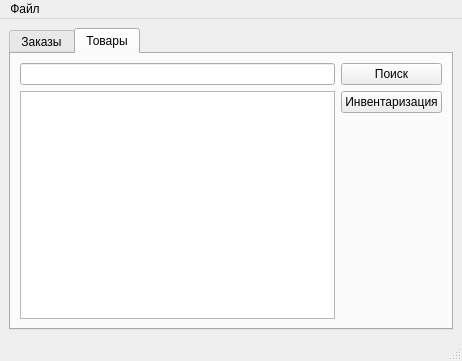
The window that mainwindowwarehouse.ui (MukizuL/Retail-Sale-App) describes before a commit, drawn with Qt 5.
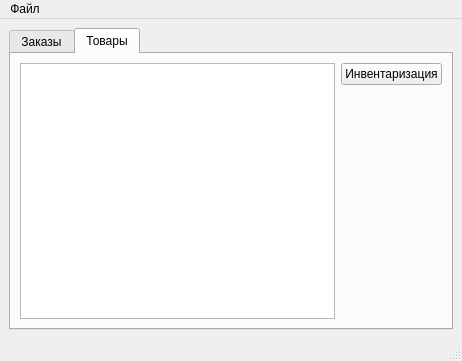
The same window after the commit. The open tabs and pages were chosen to show the change.

Commit message: Not implementing search

What changed in the file:
```diff
--- a/mainwindowwarehouse.ui
+++ b/mainwindowwarehouse.ui
@@ -97,9 +97,6 @@
        <layout class="QHBoxLayout" name="horizontalLayout_3">
         <item>
          <layout class="QVBoxLayout" name="verticalLayout_4">
-          <item>
-           <widget class="QLineEdit" name="searchLine_warehouse_goods"/>
-          </item>
           <item>
            <widget class="QTableView" name="tableView_warehouse_goods">
             <property name="sizeAdjustPolicy">
@@ -123,13 +120,6 @@
         </item>
         <item>
          <layout class="QVBoxLayout" name="verticalLayout_3">
-          <item>
-           <widget class="QPushButton" name="searchButton_warehouse_goods">
-            <property name="text">
-             <string>Поиск</string>
-            </property>
-           </widget>
-          </item>
           <item>
            <widget class="QPushButton" name="inventButton_warehouse_goods">
             <property name="text">
```
Left out of the diff: 12 changed lines with no effect on the pictures. The commit also changes 3 other files.
